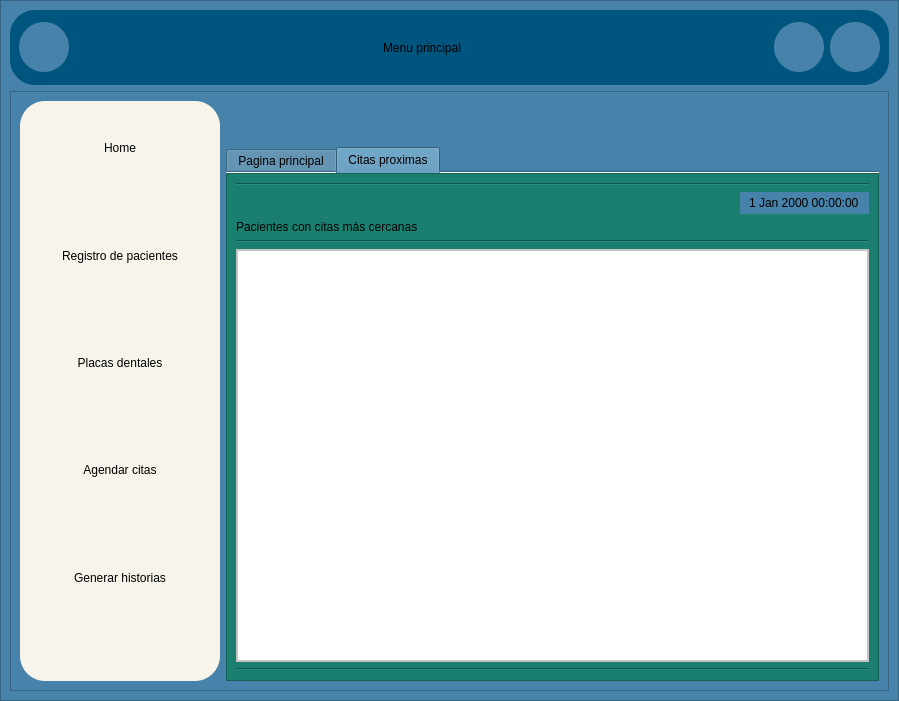
The window that interfaces/menu.ui (Reinaldito04/App-Consultas-y-Historias-Medicas) describes before a commit, drawn with Qt 5.
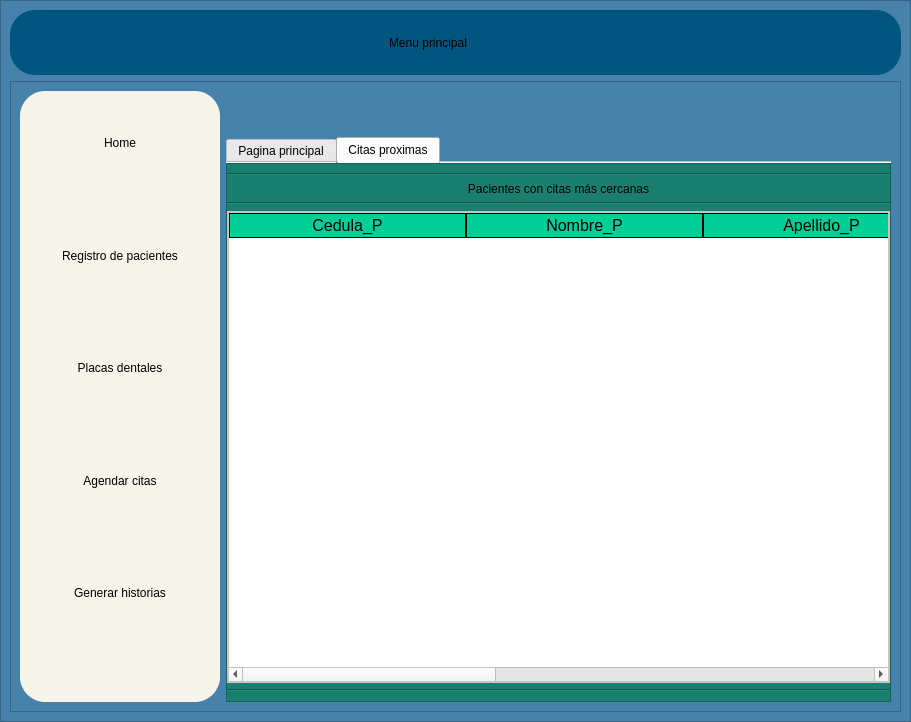
The same window after the commit. The open tabs and pages were chosen to show the change. Icons and pictures are not drawn.

The edit to the form file:
```diff
--- a/interfaces/menu.ui
+++ b/interfaces/menu.ui
@@ -6,8 +6,8 @@
    <rect>
     <x>0</x>
     <y>0</y>
-    <width>899</width>
-    <height>701</height>
+    <width>911</width>
+    <height>722</height>
    </rect>
   </property>
   <property name="windowTitle">
@@ -33,8 +33,24 @@
     <item>
      <widget class="QFrame" name="frame">
       <property name="styleSheet">
-       <string notr="true">background-color:rgb(70, 130, 169);
-</string>
+       <string notr="true">QFrame{
+background-color:rgb(70, 130, 169);
+
+}
+QTableWidget{
+color:rgb(0,0,0);
+gridline-color:rgb(0,206,151);
+font-size:12pt;
+}
+QHeaderView::section{
+background-color:rgb(0,206,151);
+border:1px solid rgb(0,0,0);
+font-size:12pt;
+}
+QTbaleWidget QTableCornerButton::section{
+background-color:rgb(0,0,0);
+border:1px solid  rgb(0,206,151);
+}</string>
       </property>
       <property name="frameShape">
        <enum>QFrame::StyledPanel</enum>
@@ -51,7 +67,13 @@
          <property name="minimumSize">
           <size>
            <width>0</width>
-           <height>42</height>
+           <height>65</height>
+          </size>
+         </property>
+         <property name="maximumSize">
+          <size>
+           <width>16777215</width>
+           <height>65</height>
           </size>
          </property>
          <property name="styleSheet">
@@ -843,6 +865,12 @@
                    <enum>QFrame::Raised</enum>
                   </property>
                   <layout class="QVBoxLayout" name="verticalLayout_13">
+                   <property name="leftMargin">
+                    <number>0</number>
+                   </property>
+                   <property name="rightMargin">
+                    <number>0</number>
+                   </property>
                    <item>
                     <widget class="Line" name="line_3">
                      <property name="orientation">
@@ -853,72 +881,16 @@
                    <item>
                     <layout class="QHBoxLayout" name="horizontalLayout_5">
                      <item>
-                      <spacer name="horizontalSpacer_5">
-                       <property name="orientation">
-                        <enum>Qt::Horizontal</enum>
-                       </property>
-                       <property name="sizeHint" stdset="0">
-                        <size>
-                         <width>40</width>
-                         <height>20</height>
-                        </size>
-                       </property>
-                      </spacer>
-                     </item>
-                     <item>
-                      <widget class="QDateTimeEdit" name="dateTimeEdit">
-                       <property name="enabled">
-                        <bool>true</bool>
-                       </property>
-                       <property name="tabletTracking">
-                        <bool>false</bool>
-                       </property>
-                       <property name="acceptDrops">
-                        <bool>false</bool>
-                       </property>
-                       <property name="autoFillBackground">
-                        <bool>false</bool>
-                       </property>
-                       <property name="wrapping">
-                        <bool>false</bool>
-                       </property>
-                       <property name="frame">
-                        <bool>false</bool>
-                       </property>
-                       <property name="alignment">
-                        <set>Qt::AlignCenter</set>
-                       </property>
-                       <property name="readOnly">
-                        <bool>true</bool>
-                       </property>
-                       <property name="buttonSymbols">
-                        <enum>QAbstractSpinBox::NoButtons</enum>
-                       </property>
-                       <property name="specialValueText">
-                        <string/>
-                       </property>
-                       <property name="accelerated">
-                        <bool>false</bool>
-                       </property>
-                       <property name="correctionMode">
-                        <enum>QAbstractSpinBox::CorrectToPreviousValue</enum>
-                       </property>
-                       <property name="showGroupSeparator" stdset="0">
-                        <bool>false</bool>
-                       </property>
-                       <property name="calendarPopup">
-                        <bool>false</bool>
-                       </property>
-                      </widget>
-                     </item>
-                    </layout>
-                   </item>
-                   <item>
                     <widget class="QLabel" name="label_2">
                      <property name="text">
                       <string>Pacientes con citas más cercanas</string>
                      </property>
-                    </widget>
+                       <property name="alignment">
+                        <set>Qt::AlignCenter</set>
+                       </property>
+                      </widget>
+                     </item>
+                    </layout>
                    </item>
                    <item>
                     <widget class="Line" name="line_5">
@@ -957,7 +929,39 @@
                        <number>0</number>
                       </property>
                       <item>
-                       <widget class="QTableWidget" name="tableWidget"/>
+                       <widget class="QTableWidget" name="tableWidget">
+                        <attribute name="horizontalHeaderDefaultSectionSize">
+                         <number>237</number>
+                        </attribute>
+                        <attribute name="horizontalHeaderStretchLastSection">
+                         <bool>false</bool>
+                        </attribute>
+                        <column>
+                         <property name="text">
+                          <string>Cedula_P</string>
+                         </property>
+                        </column>
+                        <column>
+                         <property name="text">
+                          <string>Nombre_P</string>
+                         </property>
+                        </column>
+                        <column>
+                         <property name="text">
+                          <string>Apellido_P</string>
+                         </property>
+                        </column>
+                        <column>
+                         <property name="text">
+                          <string>Fecha</string>
+                         </property>
+                        </column>
+                        <column>
+                         <property name="text">
+                          <string>Hora</string>
+                         </property>
+                        </column>
+                       </widget>
                       </item>
                      </layout>
                     </widget>
```
Left out of the diff: 49 changed lines with no effect on the pictures. Lines whose indentation alone changed are shown as unchanged.
